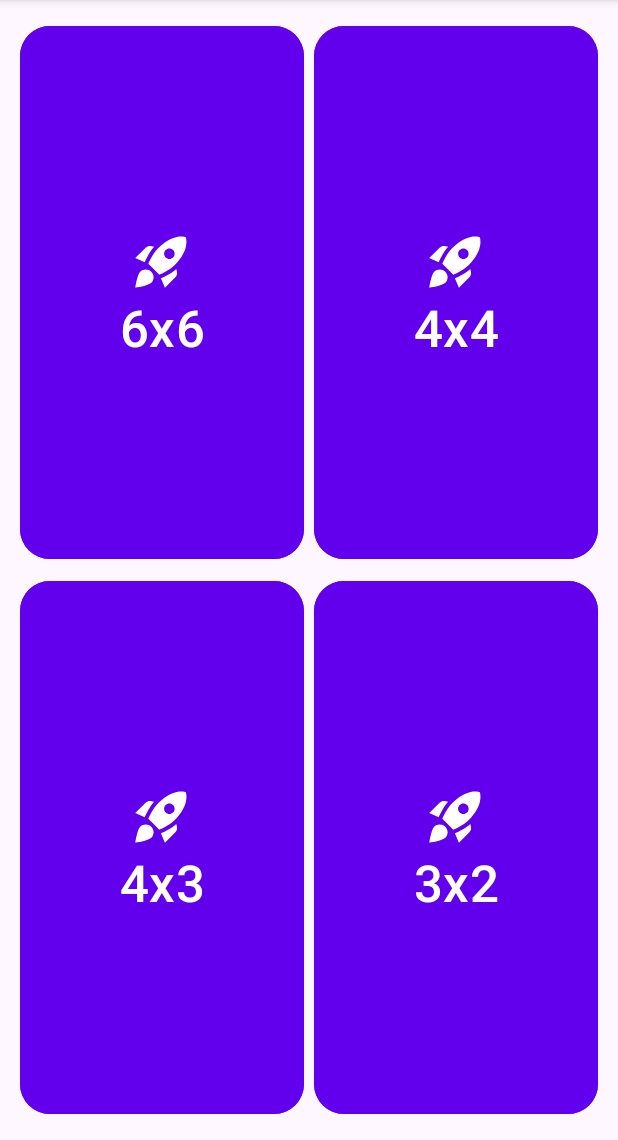
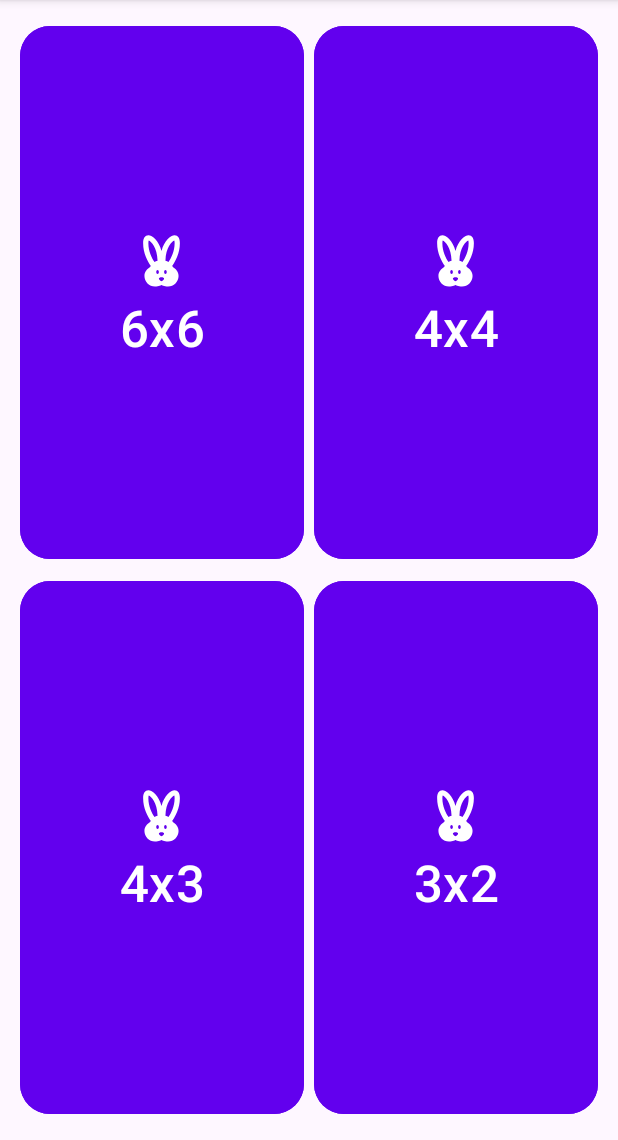
Before and after one commit to JWasylik/MemoryGameApp, an Android app: the Lab02Activity screen opened directly, with no data from a screen before it, on a phone screen of 412 x 824 dp, the part 96-1236 px from its top. Run offline under Robolectric (Android 15) with nearby library versions, the phone set to English and light mode, and no system bars.

Commit message:
Icon changes

```diff
--- a/app/src/main/java/pl/wsei/pam/lab03/MemoryBoardView.kt
+++ b/app/src/main/java/pl/wsei/pam/lab03/MemoryBoardView.kt
@@ -39,7 +39,7 @@ class MemoryBoardView(
         R.drawable.sharp_auto_awesome_24,
         R.drawable.baseline_celebration_24,
     )
-    private val deckResource: Int = R.drawable.baseline_density_small_24
+    private val deckResource: Int = R.drawable.baseline_blur_on_24
     private var onGameChangeStateListener: (MemoryGameEvent) -> Unit = { (e) -> }
     private val matchedPair: Stack<Tile> = Stack()
     private val logic: MemoryGameLogic = MemoryGameLogic(cols * rows / 2)
@@ -58,7 +58,7 @@ class MemoryBoardView(
                 val btn = ImageButton(gridLayout.context).also {
                     it.tag = "$row $col"
                     val layoutParams = androidx.gridlayout.widget.GridLayout.LayoutParams()
-                    it.setImageResource(R.drawable.baseline_density_small_24)
+                    it.setImageResource(R.drawable.baseline_blur_on_24)
                     it.scaleType = ImageView.ScaleType.FIT_CENTER
                     layoutParams.width = 0
                     layoutParams.height = 0
--- /dev/null
+++ b/app/src/main/res/drawable/baseline_cruelty_free_24.xml
@@ -0,0 +1,5 @@
+<vector xmlns:android="http://schemas.android.com/apk/res/android" android:height="24dp" android:tint="#FFFFFF" android:viewportHeight="24" android:viewportWidth="24" android:width="24dp">
+
+    <path android:fillColor="@android:color/white" android:pathData="M16.84,14.52c-0.26,-0.19 -0.62,-0.63 -0.79,-0.84C17.24,12.01 19,8.87 19,5c0,-1.95 -0.74,-3 -2,-3c-1.54,0 -3.96,2.06 -5,5.97C10.96,4.06 8.54,2 7,2C5.74,2 5,3.05 5,5c0,3.87 1.76,7.01 2.95,8.68c-0.17,0.21 -0.53,0.65 -0.79,0.84c-0.5,0.41 -1.66,1.37 -1.66,2.98c0,2.21 1.79,4 4,4c1.55,0 2.5,-0.56 2.5,-0.56s0.95,0.56 2.5,0.56c2.21,0 4,-1.79 4,-4C18.5,15.89 17.34,14.93 16.84,14.52zM9.35,12.2C8.34,10.7 7,8.12 7,5c0,-0.49 0.06,-0.8 0.12,-0.97c0.94,0.31 3.24,2.71 3.38,7.64C10.03,11.79 9.66,11.97 9.35,12.2zM10.5,16.75c-0.28,0 -0.5,-0.34 -0.5,-0.75c0,-0.41 0.22,-0.75 0.5,-0.75S11,15.59 11,16C11,16.41 10.78,16.75 10.5,16.75zM12,19.5c-0.55,0 -1,-0.72 -1,-1c0,-0.28 0.45,-0.5 1,-0.5s1,0.22 1,0.5C13,18.78 12.55,19.5 12,19.5zM13.5,16.75c-0.28,0 -0.5,-0.34 -0.5,-0.75c0,-0.41 0.22,-0.75 0.5,-0.75S14,15.59 14,16C14,16.41 13.78,16.75 13.5,16.75zM13.5,11.67c0.14,-4.93 2.44,-7.33 3.38,-7.64C16.94,4.2 17,4.51 17,5c0,3.12 -1.34,5.7 -2.35,7.2C14.34,11.97 13.97,11.79 13.5,11.67z"/>
+
+</vector>
--- a/app/src/main/res/layout/activity_lab02.xml
+++ b/app/src/main/res/layout/activity_lab02.xml
@@ -28,7 +28,7 @@
             android:textSize="34sp"
             android:tag ="6 6"
             app:cornerRadius="20dp"
-            app:icon="@drawable/baseline_rocket_launch_24"
+            app:icon="@drawable/baseline_cruelty_free_24"
             app:iconGravity="textTop"
             app:iconPadding="@dimen/icon_padding"
             app:iconSize="42dp"
@@ -50,7 +50,7 @@
             app:cornerRadius="20dp"
             app:layout_columnWeight="1"
             app:layout_rowWeight="1"
-            app:icon= "@drawable/baseline_rocket_launch_24"
+            app:icon= "@drawable/baseline_cruelty_free_24"
             app:iconGravity ="textTop"
             app:iconSize="42dp"
             app:iconPadding="@dimen/icon_padding"
@@ -72,7 +72,7 @@
             app:cornerRadius="20dp"
             app:layout_columnWeight="1"
             app:layout_rowWeight="1"
-            app:icon= "@drawable/baseline_rocket_launch_24"
+            app:icon= "@drawable/baseline_cruelty_free_24"
             app:iconGravity ="textTop"
             app:iconSize="42dp"
             app:iconPadding="@dimen/icon_padding"
@@ -95,7 +95,7 @@
             app:cornerRadius="20dp"
             app:layout_columnWeight="1"
             app:layout_rowWeight="1"
-            app:icon= "@drawable/baseline_rocket_launch_24"
+            app:icon= "@drawable/baseline_cruelty_free_24"
             app:iconSize="42dp"
             app:iconPadding="@dimen/icon_padding"
             app:iconGravity ="textTop"
```
Also changed, not shown: app/src/main/res/drawable/baseline_blur_on_24.xml (added, +5 -0 lines), app/src/main/res/drawable/baseline_density_small_24.xml (deleted, +0 -11 lines).
